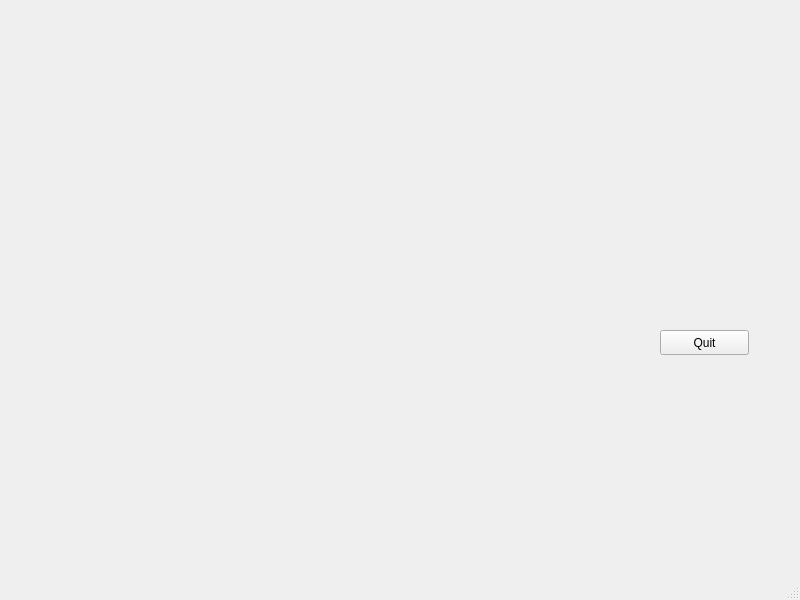
Before: the Qt Designer form qt/quit/quit/mainwindow.ui in beva3/c-, drawn with Qt 5.
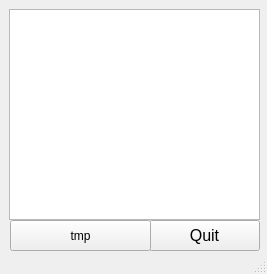
After: the same form once the commit is applied.

What changed in the file:
```diff
--- a/qt/quit/quit/mainwindow.ui
+++ b/qt/quit/quit/mainwindow.ui
@@ -6,8 +6,8 @@
    <rect>
     <x>0</x>
     <y>0</y>
-    <width>800</width>
-    <height>600</height>
+    <width>267</width>
+    <height>274</height>
    </rect>
   </property>
   <property name="windowTitle">
@@ -17,16 +17,49 @@
    <widget class="QPushButton" name="buttonQuit">
     <property name="geometry">
      <rect>
-      <x>660</x>
-      <y>330</y>
-      <width>89</width>
-      <height>25</height>
+      <x>149</x>
+      <y>220</y>
+      <width>111</width>
+      <height>31</height>
      </rect>
     </property>
+    <property name="font">
+     <font>
+      <pointsize>12</pointsize>
+      <weight>50</weight>
+      <bold>false</bold>
+     </font>
+    </property>
+    <property name="cursor">
+     <cursorShape>CrossCursor</cursorShape>
+    </property>
     <property name="text">
      <string>Quit</string>
     </property>
    </widget>
+   <widget class="QTableView" name="tableView">
+    <property name="geometry">
+     <rect>
+      <x>9</x>
+      <y>9</y>
+      <width>251</width>
+      <height>211</height>
+     </rect>
+    </property>
+   </widget>
+   <widget class="QPushButton" name="Tmp">
+    <property name="geometry">
+     <rect>
+      <x>10</x>
+      <y>220</y>
+      <width>141</width>
+      <height>31</height>
+     </rect>
+    </property>
+    <property name="text">
+     <string>tmp</string>
+    </property>
+   </widget>
   </widget>
   <widget class="QStatusBar" name="statusbar"/>
  </widget>
```
